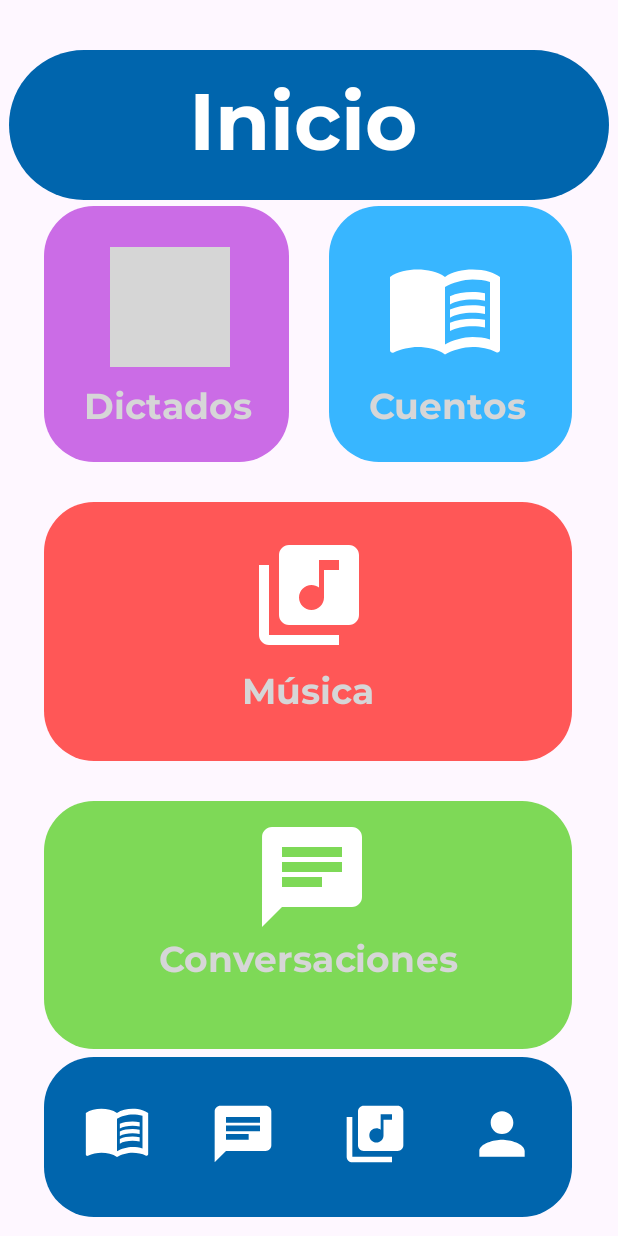
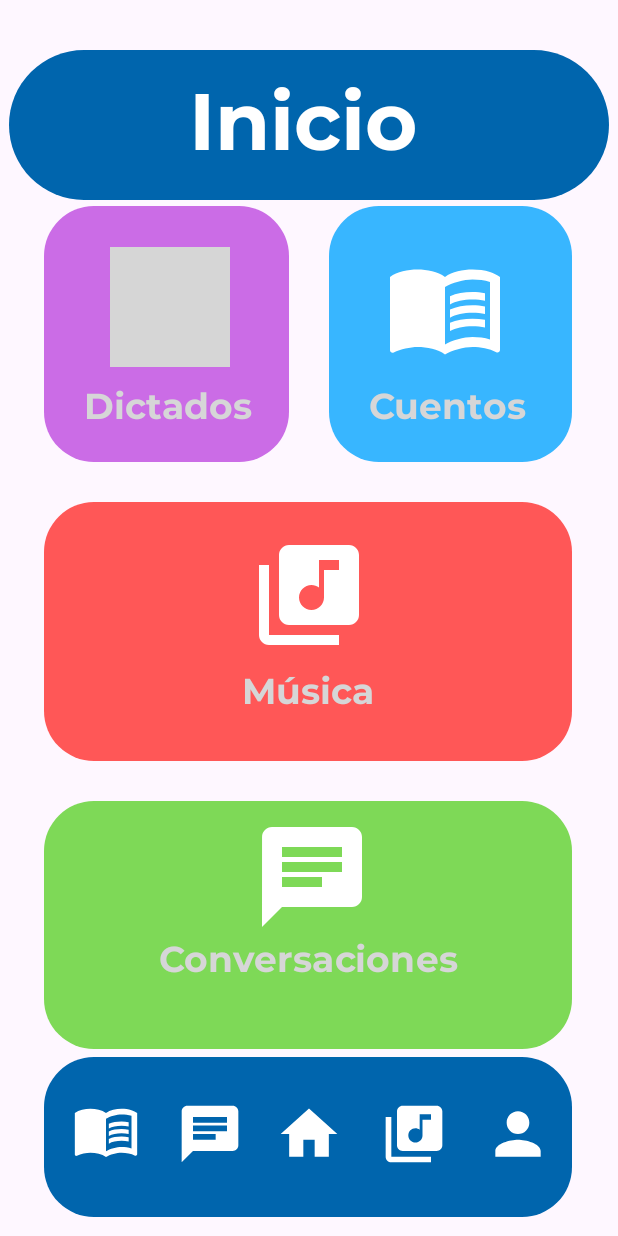
Before and after one commit to erickgwav/SpeakSwift, an Android app: the screen it shows after launch (MainActivity), on a phone screen of 412 x 824 dp. Run offline under Robolectric (Android 15) with nearby library versions, the phone set to English and light mode, and no system bars; grey boxes are pictures that could not be loaded.

Commit message:
Pura verga

```diff
--- /dev/null
+++ b/app/src/main/res/drawable/inicio.xml
@@ -0,0 +1,5 @@
+<vector android:height="24dp" android:tint="#FFFFFF"
+    android:viewportHeight="24" android:viewportWidth="24"
+    android:width="24dp" xmlns:android="http://schemas.android.com/apk/res/android">
+    <path android:fillColor="@android:color/white" android:pathData="M10,20v-6h4v6h5v-8h3L12,3 2,12h3v8z"/>
+</vector>
--- a/app/src/main/res/layout/activity_main.xml
+++ b/app/src/main/res/layout/activity_main.xml
@@ -133,7 +133,7 @@
             android:src="@drawable/libro"
             app:layout_constraintBottom_toBottomOf="parent"
             app:layout_constraintEnd_toEndOf="parent"
-            app:layout_constraintHorizontal_bias="0.150"
+            app:layout_constraintHorizontal_bias="0.130"
             app:layout_constraintStart_toStartOf="parent"
             app:layout_constraintTop_toTopOf="parent"
             app:layout_constraintVertical_bias="0.938" />
@@ -145,7 +145,19 @@
             android:src="@drawable/chat"
             app:layout_constraintBottom_toBottomOf="parent"
             app:layout_constraintEnd_toEndOf="parent"
-            app:layout_constraintHorizontal_bias="0.380"
+            app:layout_constraintHorizontal_bias="0.320"
+            app:layout_constraintStart_toStartOf="parent"
+            app:layout_constraintTop_toTopOf="parent"
+            app:layout_constraintVertical_bias="0.942" />
+
+        <ImageView
+            android:id="@+id/inicioIcon"
+            android:layout_width="45dp"
+            android:layout_height="45dp"
+            android:src="@drawable/inicio"
+            app:layout_constraintBottom_toBottomOf="parent"
+            app:layout_constraintEnd_toEndOf="parent"
+            app:layout_constraintHorizontal_bias="0.500"
             app:layout_constraintStart_toStartOf="parent"
             app:layout_constraintTop_toTopOf="parent"
             app:layout_constraintVertical_bias="0.942" />
@@ -157,7 +169,7 @@
             android:src="@drawable/musica"
             app:layout_constraintBottom_toBottomOf="parent"
             app:layout_constraintEnd_toEndOf="parent"
-            app:layout_constraintHorizontal_bias="0.620"
+            app:layout_constraintHorizontal_bias="0.690"
             app:layout_constraintStart_toStartOf="parent"
             app:layout_constraintTop_toTopOf="parent"
             app:layout_constraintVertical_bias="0.942" />
@@ -169,7 +181,7 @@
             android:src="@drawable/user"
             app:layout_constraintBottom_toBottomOf="parent"
             app:layout_constraintEnd_toEndOf="parent"
-            app:layout_constraintHorizontal_bias="0.850"
+            app:layout_constraintHorizontal_bias="0.880"
             app:layout_constraintStart_toStartOf="parent"
             app:layout_constraintTop_toTopOf="parent"
             app:layout_constraintVertical_bias="0.942" />
```
Also changed, not shown: app/build.gradle (added, +40 -0 lines).
